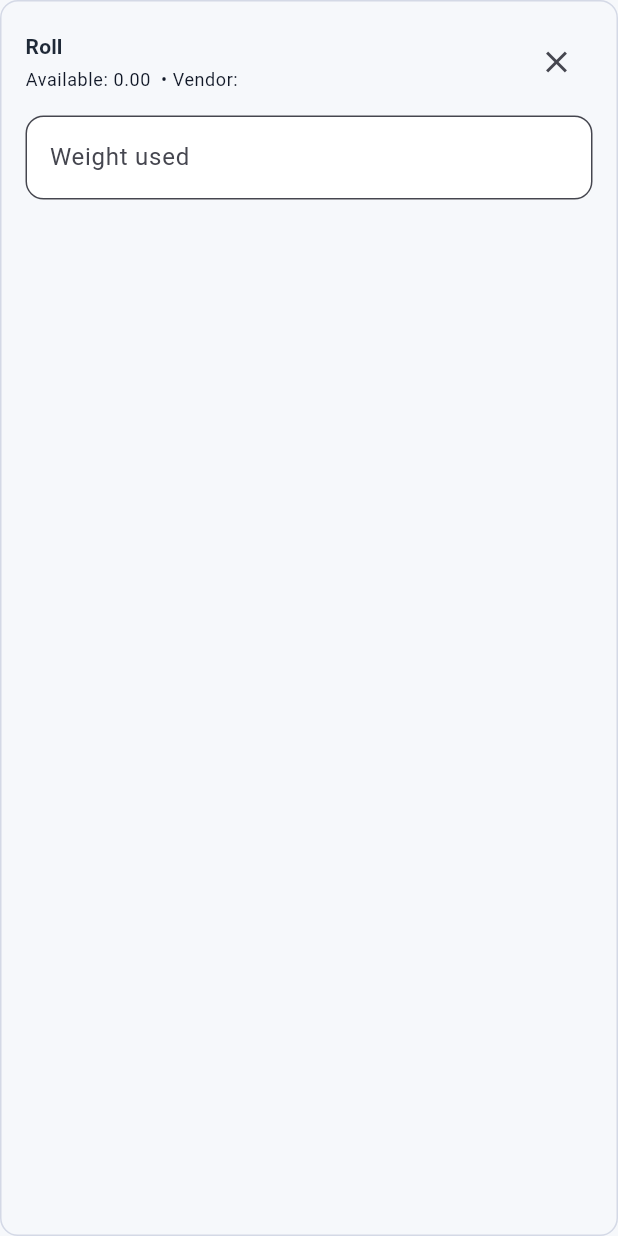
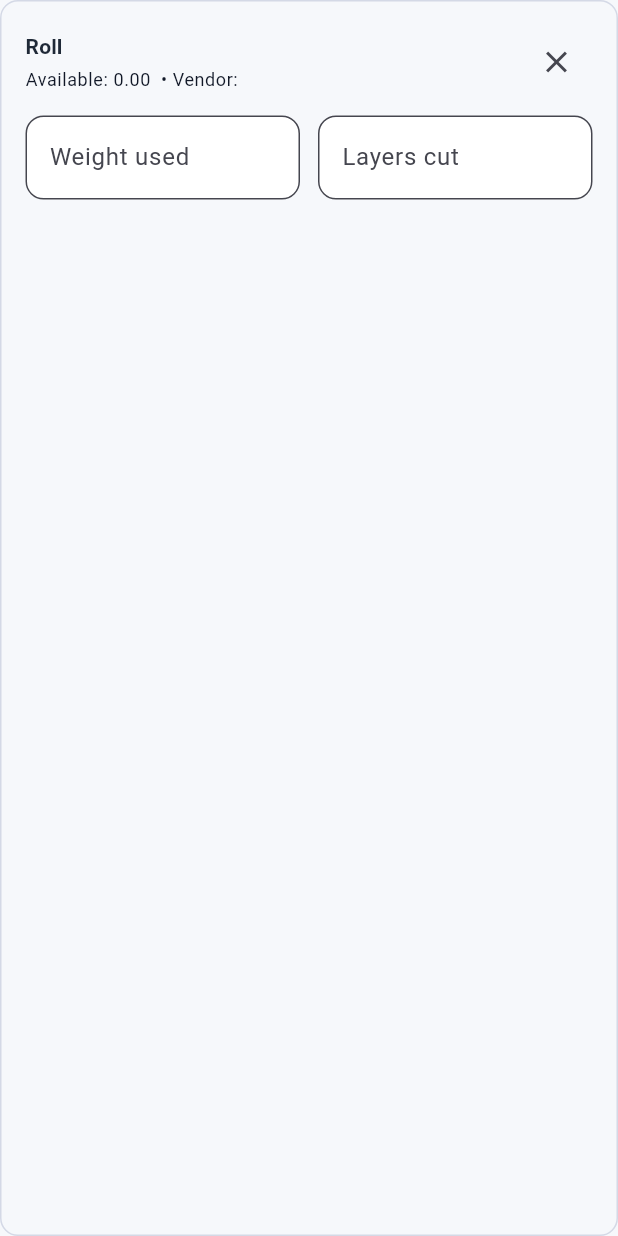
Before and after one commit to mohitraipr/erp2, a Flutter app: the _RollCard widget shown alone on an empty page, opened directly with empty values, on a phone screen of 412 x 824 dp. Run offline on Flutter 3.47's test engine with Material 3 defaults, Android fonts, the phone set to English and light mode, and no system bars; missing offline and left inert: dart:js_util.

Commit message:
Collect roll layers when creating lots

```diff
--- a/lib/screens/response_page.dart
+++ b/lib/screens/response_page.dart
@@ -22,6 +22,7 @@ class ResponsePage extends StatefulWidget {
 class RollSelection {
   final FabricRoll roll;
   final TextEditingController weightCtrl = TextEditingController();
+  final TextEditingController layersCtrl = TextEditingController();
   VoidCallback? _listener;
 
   RollSelection(this.roll);
@@ -32,16 +33,25 @@ class RollSelection {
     return double.tryParse(value);
   }
 
+  int? get layers {
+    final value = layersCtrl.text.trim();
+    if (value.isEmpty) return null;
+    return int.tryParse(value);
+  }
+
   void registerListener(VoidCallback listener) {
     _listener = listener;
     weightCtrl.addListener(listener);
+    layersCtrl.addListener(listener);
   }
 
   void dispose() {
     if (_listener != null) {
       weightCtrl.removeListener(_listener!);
+      layersCtrl.removeListener(_listener!);
     }
     weightCtrl.dispose();
+    layersCtrl.dispose();
   }
 }
 
@@ -293,22 +303,28 @@ class _ResponsePageState extends State<ResponsePage> {
       return;
     }
 
-    RollSelection? invalidRoll;
     for (final roll in _selectedRolls) {
       if ((roll.weightUsed ?? 0) <= 0) {
-        invalidRoll = roll;
-        break;
-      }
-    }
-    if (invalidRoll != null) {
         ScaffoldMessenger.of(context).showSnackBar(
           SnackBar(
             content: Text(
-            'Please enter the weight used for roll ${invalidRoll.roll.rollNo}.',
+              'Please enter the weight used for roll ${roll.roll.rollNo}.',
             ),
           ),
         );
         return;
+      }
+
+      if ((roll.layers ?? 0) <= 0) {
+        ScaffoldMessenger.of(context).showSnackBar(
+          SnackBar(
+            content: Text(
+              'Please enter the layers cut for roll ${roll.roll.rollNo}.',
+            ),
+          ),
+        );
+        return;
+      }
     }
 
     if (_bundleSize <= 0) {
@@ -323,6 +339,7 @@ class _ResponsePageState extends State<ResponsePage> {
         .map((e) => {
               'rollNo': e.roll.rollNo,
               'weightUsed': e.weightUsed,
+              'layers': e.layers,
             })
         .toList();
 
@@ -761,7 +778,7 @@ class _ResponsePageState extends State<ResponsePage> {
             Text(
               _selectedFabric == null
                   ? 'Choose a fabric type above to search available rolls.'
-                  : 'Search rolls for $_selectedFabric and enter the weight used for each roll.',
+                  : 'Search rolls for $_selectedFabric and enter the weight and layers used for each roll.',
               style: theme.textTheme.bodySmall,
             ),
             const SizedBox(height: 16),
@@ -1175,12 +1192,29 @@ class _RollCard extends StatelessWidget {
             ],
           ),
           const SizedBox(height: 12),
-          TextFormField(
+          Row(
+            children: [
+              Expanded(
+                child: TextFormField(
                   controller: selection.weightCtrl,
                   keyboardType: const TextInputType.numberWithOptions(decimal: true),
                   decoration: const InputDecoration(
                     labelText: 'Weight used',
                   ),
+                ),
+              ),
+              const SizedBox(width: 12),
+              Expanded(
+                child: TextFormField(
+                  controller: selection.layersCtrl,
+                  keyboardType: TextInputType.number,
+                  inputFormatters: [FilteringTextInputFormatter.digitsOnly],
+                  decoration: const InputDecoration(
+                    labelText: 'Layers cut',
+                  ),
+                ),
+              ),
+            ],
           ),
         ],
       ),
```
Lines whose indentation alone changed are shown as unchanged.
